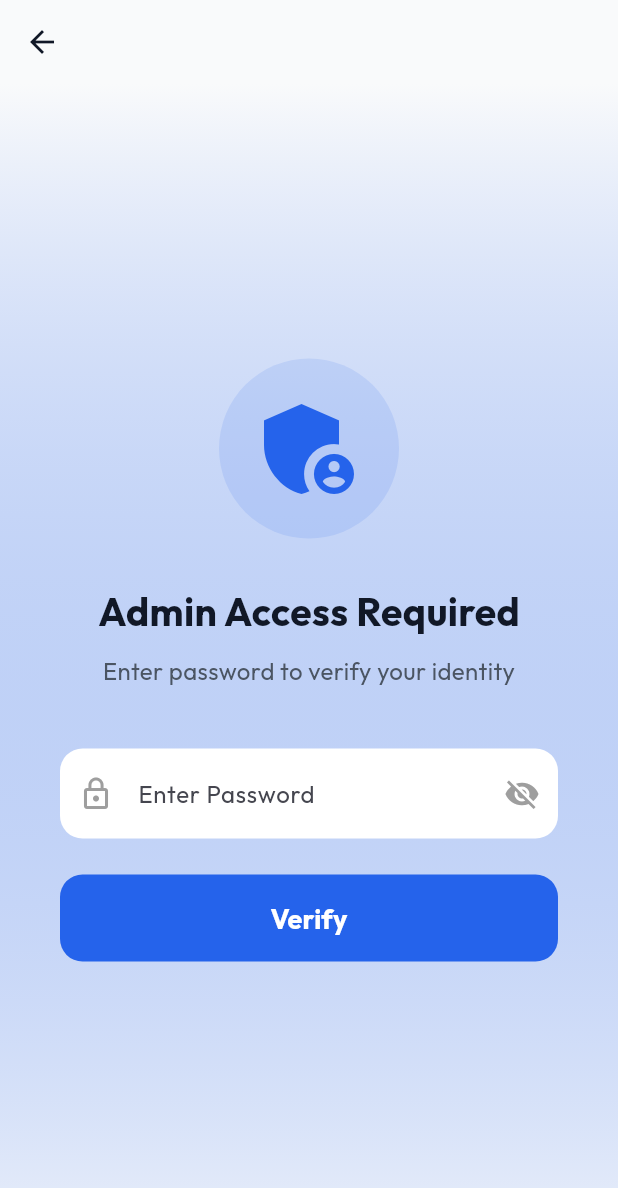
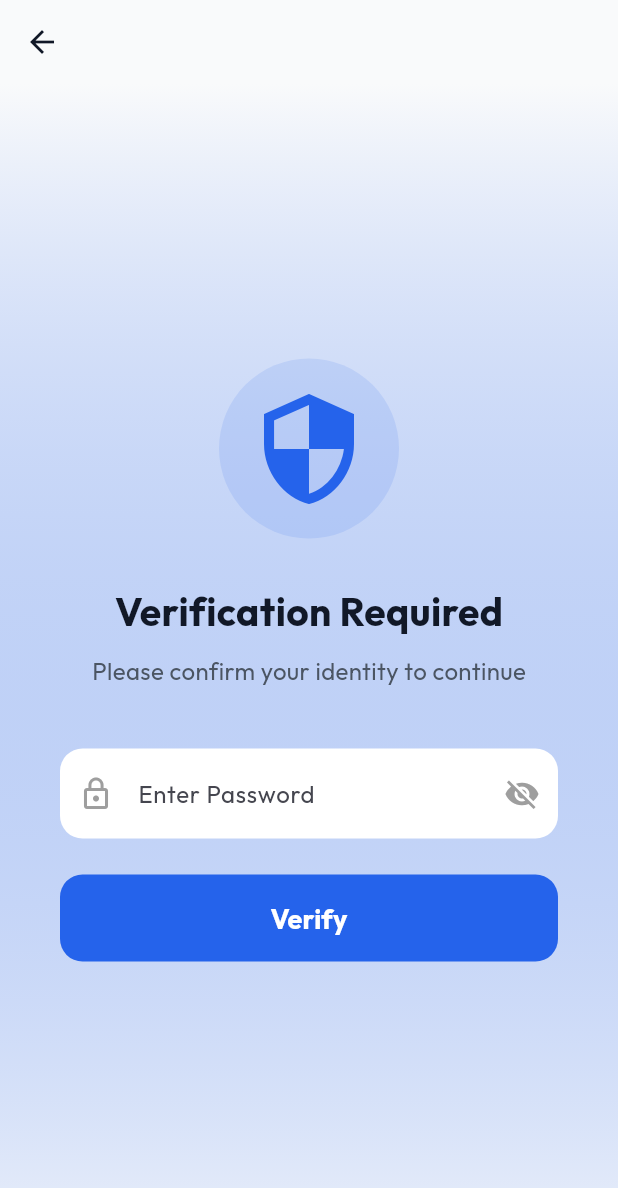
Before and after one commit to ajsalpv/Zdorovya, a Flutter app: the SecurityLockPage screen opened directly, after a tap on "Verify", on a phone screen of 412 x 824 dp. Shown: the top 1188 px of the screen. Run offline on Flutter 3.47's test engine with Material 3 defaults, Android fonts, the phone set to English and light mode, and no system bars; our stand-ins replace dio, file_picker, fl_chart, flutter_dotenv, flutter_local_notifications, google_fonts and 8 more; missing offline and left inert: encrypt, local_auth_android, local_auth_darwin; accounts and stored records are empty; network calls fail.

Commit message:
chore: disguise admin password lock screen and generalize backend LLM fallbacks to support keys revoked by Google

```diff
--- a/frontend/lib/features/auth/pages/security_lock_page.dart
+++ b/frontend/lib/features/auth/pages/security_lock_page.dart
@@ -18,7 +18,6 @@ class _SecurityLockPageState extends State<SecurityLockPage> {
   bool _isAuthenticated = false;
   bool _obscureText = true;
 
-  // SHA-256 of "Ajsal247@gmail.com"
   static const String _hashedAdminPassword =
       '17182b9991fd551690a6e7506f80436d69e29d2763d4dd37c56d96759730d466';
 
@@ -43,7 +42,7 @@ class _SecurityLockPageState extends State<SecurityLockPage> {
       _passwordController.clear();
       ScaffoldMessenger.of(context).showSnackBar(
         const SnackBar(
-          content: Text('Incorrect admin password'),
+          content: Text('Incorrect password'),
           backgroundColor: Colors.redAccent,
         ),
       );
@@ -88,11 +87,11 @@ class _SecurityLockPageState extends State<SecurityLockPage> {
                       color: AppColors.primary.withAlpha(30),
                       shape: BoxShape.circle,
                     ),
-                    child: Icon(Icons.admin_panel_settings, size: 80, color: AppColors.primary),
+                    child: Icon(Icons.security, size: 80, color: AppColors.primary),
                   ),
                   const SizedBox(height: 30),
                   Text(
-                    'Admin Access Required',
+                    'Verification Required',
                     style: GoogleFonts.outfit(
                       fontSize: 26,
                       fontWeight: FontWeight.bold,
@@ -101,7 +100,7 @@ class _SecurityLockPageState extends State<SecurityLockPage> {
                   ),
                   const SizedBox(height: 10),
                   Text(
-                    'Enter password to verify your identity',
+                    'Please confirm your identity to continue',
                     style: GoogleFonts.outfit(
                       fontSize: 16,
                       color: AppColors.textSecondary,
```
Also changed, not shown: 2 other files.
